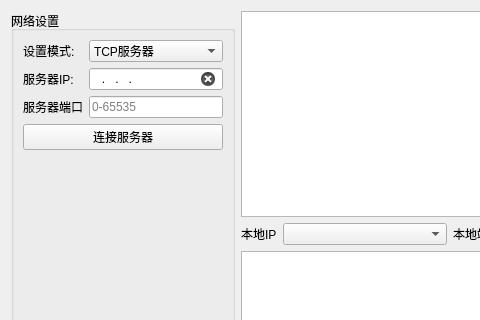
Above: GUI/PySide6_PyQt/TCP_Client/ui/net_assist_widget.ui from linzhangdaren/CPlusPlus_Learning before the change; both pictures show x 0 to 480 and y 0 to 320 of the 626 by 486 pixel window. Below: the same form after it.
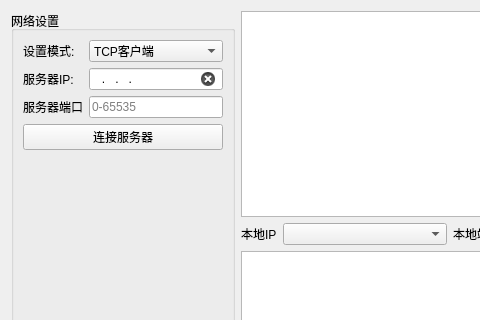
That is the form after the change. Icons and pictures are not drawn.

```diff
--- a/GUI/PySide6_PyQt/TCP_Client/ui/net_assist_widget.ui
+++ b/GUI/PySide6_PyQt/TCP_Client/ui/net_assist_widget.ui
@@ -31,11 +31,6 @@
         </item>
         <item row="0" column="1">
          <widget class="QComboBox" name="cb_mode">
-          <item>
-           <property name="text">
-            <string>TCP服务器</string>
-           </property>
-          </item>
           <item>
            <property name="text">
             <string>TCP客户端</string>
```
Left out of the diff: 15 changed lines with no effect on the pictures.
